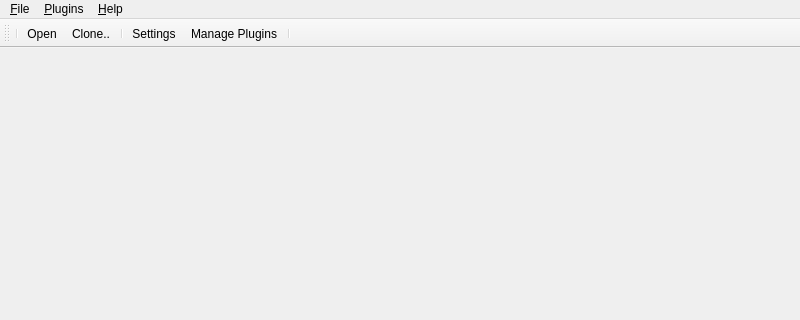
Before: the Qt Designer form meg_runtime/ui/mainwindow.ui in ibedard16/Runtime, drawn with Qt 5; both pictures show x 0 to 800 and y 0 to 320 of the 800 by 600 pixel window.
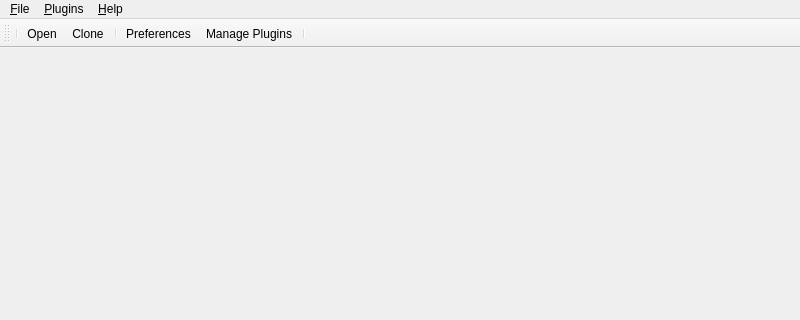
After: the same form once the commit is applied. Icons and pictures are not drawn.

What changed in the file:
```diff
--- a/meg_runtime/ui/mainwindow.ui
+++ b/meg_runtime/ui/mainwindow.ui
@@ -100,7 +100,7 @@
   <widget class="QStatusBar" name="statusbar"/>
   <widget class="QToolBar" name="toolBar">
    <property name="sizePolicy">
-    <sizepolicy hsizetype="Preferred" vsizetype="Fixed">
+    <sizepolicy hsizetype="MinimumExpanding" vsizetype="MinimumExpanding">
      <horstretch>0</horstretch>
      <verstretch>0</verstretch>
     </sizepolicy>
@@ -140,7 +140,7 @@
      <normaloff>images/folder-open.svg</normaloff>images/folder-open.svg</iconset>
    </property>
    <property name="text">
-    <string>&amp;Open...</string>
+    <string>&amp;Open ...</string>
    </property>
    <property name="shortcut">
     <string>Ctrl+O</string>
@@ -160,7 +160,7 @@
      <normaloff>images/clone.svg</normaloff>images/clone.svg</iconset>
    </property>
    <property name="text">
-    <string>C&amp;lone..</string>
+    <string>C&amp;lone ...</string>
    </property>
    <property name="shortcut">
     <string>Ctrl+L</string>
@@ -196,10 +196,7 @@
      <normaloff>images/settings.svg</normaloff>images/settings.svg</iconset>
    </property>
    <property name="text">
-    <string>&amp;Settings</string>
-   </property>
-   <property name="toolTip">
-    <string>Settings</string>
+    <string>&amp;Preferences</string>
    </property>
    <property name="shortcut">
     <string>Ctrl+S</string>
```
Left out of the diff: 14 changed lines with no effect on the pictures.
